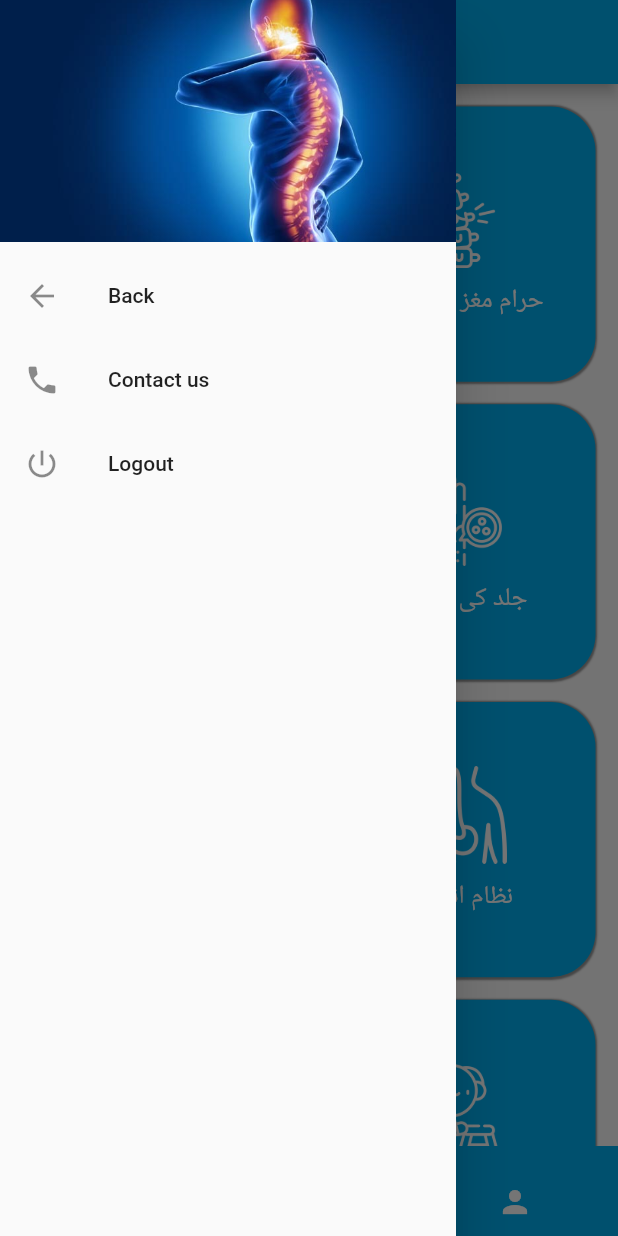
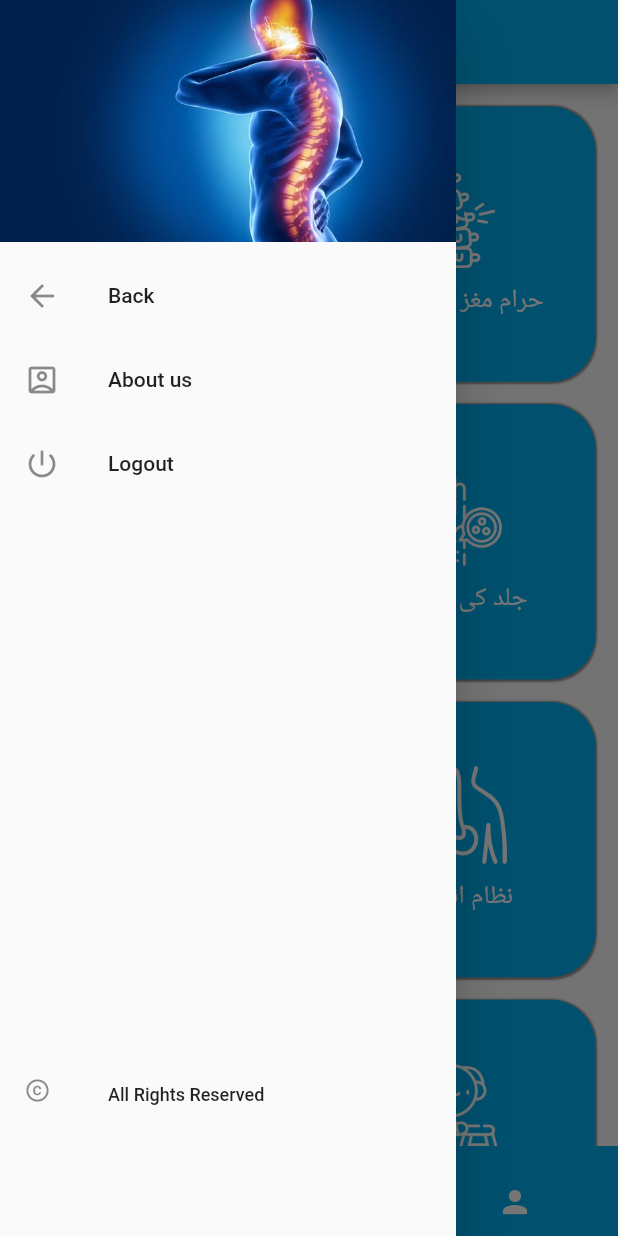
Before and after one commit to sallukhan96/spinalcord, a Flutter app: the Homepage screen opened directly, with the side drawer open, on a phone screen of 412 x 824 dp. Run offline on Flutter 3.47's test engine with Material 2 defaults, Android fonts, the light colour scheme and no system bars; drawn by our look-alikes of curved_navigation_bar.

Commit message:
add aboutus

```diff
--- a/lib/HomePage.dart
+++ b/lib/HomePage.dart
@@ -1,6 +1,7 @@
 import 'package:curved_navigation_bar/curved_navigation_bar.dart';
 import 'package:flutter/cupertino.dart';
 import 'package:flutter/material.dart';
+import 'package:flutter_spinalcordinjury/AboutUs.dart';
 import 'package:flutter_spinalcordinjury/Report.dart';
 import 'package:flutter_spinalcordinjury/Profile.dart';
 import 'package:flutter_spinalcordinjury/Home.dart';
@@ -54,10 +55,13 @@ class _HomepageState extends State<Homepage> {
               },
             ),
             ListTile(
-              leading: Icon(Icons.phone),
-              title: const Text("Contact us"),
+              leading: Icon(Icons.account_box_outlined),
+              title: const Text("About us"),
               onTap: () {
-                Navigator.pop(context);
+                Navigator.push(
+                  context,
+                  MaterialPageRoute(builder: (context) => AboutUs()),
+                );
               },
             ),
             ListTile(
@@ -69,6 +73,19 @@ class _HomepageState extends State<Homepage> {
                   MaterialPageRoute(builder: (context) => LoginScreen()),
                 );
               },
+            ),
+            Padding(
+              padding: const EdgeInsets.only(top: 365),
+              child: ListTile(
+                leading: Icon(
+                  Icons.copyright,
+                  size: 18,
+                ),
+                title: Text(
+                  "All Rights Reserved",
+                  style: TextStyle(fontSize: 12),
+                ),
+              ),
             ),
           ],
         ),
```
Also changed, not shown: lib/AboutUs.dart (added, +51 -0 lines).
